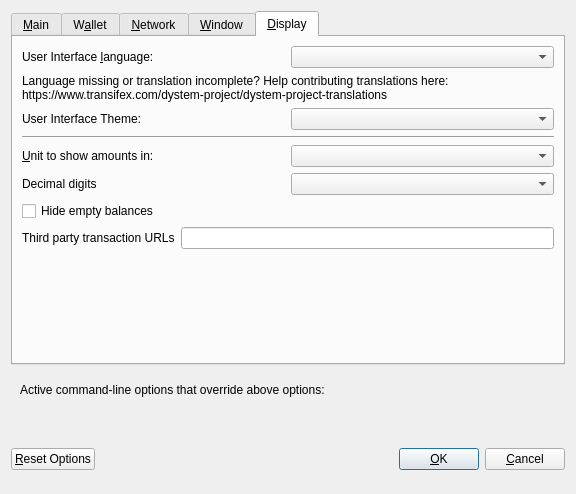
This is src/qt/forms/optionsdialog.ui in camenlx/dystem-core as Qt 5 draws it before an edit. The edited form follows.
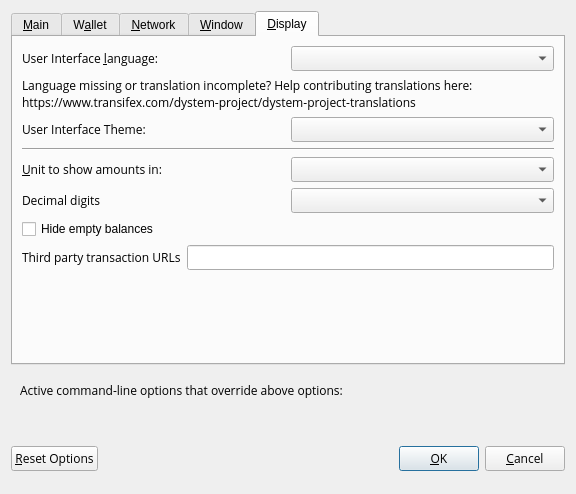
This is the edited form. The open tabs and pages were chosen to show the change. Custom widgets are drawn as their Qt base class.

Commit message: Added open sans as the font on all screens

```diff
--- a/src/qt/forms/optionsdialog.ui
+++ b/src/qt/forms/optionsdialog.ui
@@ -399,6 +399,11 @@
         <layout class="QHBoxLayout" name="horizontalLayout_1_Display">
          <item>
           <widget class="QLabel" name="langLabel">
+           <property name="font">
+            <font>
+             <family>Open Sans</family>
+            </font>
+           </property>
            <property name="text">
             <string>User Interface &amp;language:</string>
            </property>
@@ -412,6 +417,11 @@
          </item>
          <item>
           <widget class="QValueComboBox" name="lang">
+           <property name="font">
+            <font>
+             <family>Open Sans</family>
+            </font>
+           </property>
            <property name="toolTip">
             <string>The user interface language can be set here. This setting will take effect after restarting DYSTEM.</string>
            </property>
@@ -421,6 +431,11 @@
        </item>
        <item>
         <widget class="QLabel" name="label_3">
+         <property name="font">
+          <font>
+           <family>Open Sans</family>
+          </font>
+         </property>
          <property name="toolTip">
           <string notr="true"/>
          </property>
@@ -452,13 +467,24 @@
         <layout class="QHBoxLayout" name="horizontalLayout_4_Display" stretch="0,0">
          <item>
           <widget class="QLabel" name="themeLabel">
+           <property name="font">
+            <font>
+             <family>Open Sans</family>
+            </font>
+           </property>
            <property name="text">
             <string>User Interface Theme:</string>
            </property>
           </widget>
          </item>
          <item>
-          <widget class="QValueComboBox" name="theme"/>
+          <widget class="QValueComboBox" name="theme">
+           <property name="font">
+            <font>
+             <family>Open Sans</family>
+            </font>
+           </property>
+          </widget>
          </item>
         </layout>
        </item>
@@ -473,6 +499,11 @@
         <layout class="QHBoxLayout" name="horizontalLayout_2_Display">
          <item>
           <widget class="QLabel" name="unitLabel">
+           <property name="font">
+            <font>
+             <family>Open Sans</family>
+            </font>
+           </property>
            <property name="text">
             <string>&amp;Unit to show amounts in:</string>
            </property>
@@ -486,6 +517,11 @@
          </item>
          <item>
           <widget class="QValueComboBox" name="unit">
+           <property name="font">
+            <font>
+             <family>Open Sans</family>
+            </font>
+           </property>
            <property name="toolTip">
             <string>Choose the default subdivision unit to show in the interface and when sending coins.</string>
            </property>
@@ -497,13 +533,24 @@
         <layout class="QHBoxLayout" name="horizontalLayout_5_Display">
          <item>
           <widget class="QLabel" name="digitsLabel">
+           <property name="font">
+            <font>
+             <family>Open Sans</family>
+            </font>
+           </property>
            <property name="text">
             <string>Decimal digits</string>
            </property>
           </widget>
          </item>
          <item>
-          <widget class="QValueComboBox" name="digits"/>
+          <widget class="QValueComboBox" name="digits">
+           <property name="font">
+            <font>
+             <family>Open Sans</family>
+            </font>
+           </property>
+          </widget>
          </item>
         </layout>
        </item>
@@ -524,6 +571,11 @@
         <layout class="QHBoxLayout" name="horizontalLayout_3_Display">
          <item>
           <widget class="QLabel" name="thirdPartyTxUrlsLabel">
+           <property name="font">
+            <font>
+             <family>Open Sans</family>
+            </font>
+           </property>
            <property name="toolTip">
             <string>Third party URLs (e.g. a block explorer) that appear in the transactions tab as context menu items. %s in the URL is replaced by transaction hash. Multiple URLs are separated by vertical bar |.</string>
            </property>
@@ -537,6 +589,11 @@
          </item>
          <item>
           <widget class="QLineEdit" name="thirdPartyTxUrls">
+           <property name="font">
+            <font>
+             <family>Open Sans</family>
+            </font>
+           </property>
            <property name="toolTip">
             <string>Third party URLs (e.g. a block explorer) that appear in the transactions tab as context menu items. %s in the URL is replaced by transaction hash. Multiple URLs are separated by vertical bar |.</string>
            </property>
@@ -568,6 +625,11 @@
        <layout class="QHBoxLayout" name="horizontalLayout_Bottom">
         <item>
          <widget class="QLabel" name="overriddenByCommandLineInfoLabel">
+          <property name="font">
+           <font>
+            <family>Open Sans</family>
+           </font>
+          </property>
           <property name="text">
            <string>Active command-line options that override above options:</string>
           </property>
@@ -611,6 +673,11 @@
     <layout class="QHBoxLayout" name="horizontalLayout_Buttons">
      <item>
       <widget class="QPushButton" name="resetButton">
+       <property name="font">
+        <font>
+         <family>Open Sans</family>
+        </font>
+       </property>
        <property name="toolTip">
         <string>Reset all client options to default.</string>
        </property>
@@ -675,6 +742,11 @@
      </item>
      <item>
       <widget class="QPushButton" name="okButton">
+       <property name="font">
+        <font>
+         <family>Open Sans</family>
+        </font>
+       </property>
        <property name="text">
         <string>&amp;OK</string>
        </property>
@@ -688,6 +760,11 @@
      </item>
      <item>
       <widget class="QPushButton" name="cancelButton">
+       <property name="font">
+        <font>
+         <family>Open Sans</family>
+        </font>
+       </property>
        <property name="text">
         <string>&amp;Cancel</string>
        </property>
```
Left out of the diff: 107 changed lines with no effect on the pictures. The commit also changes 21 other files.
